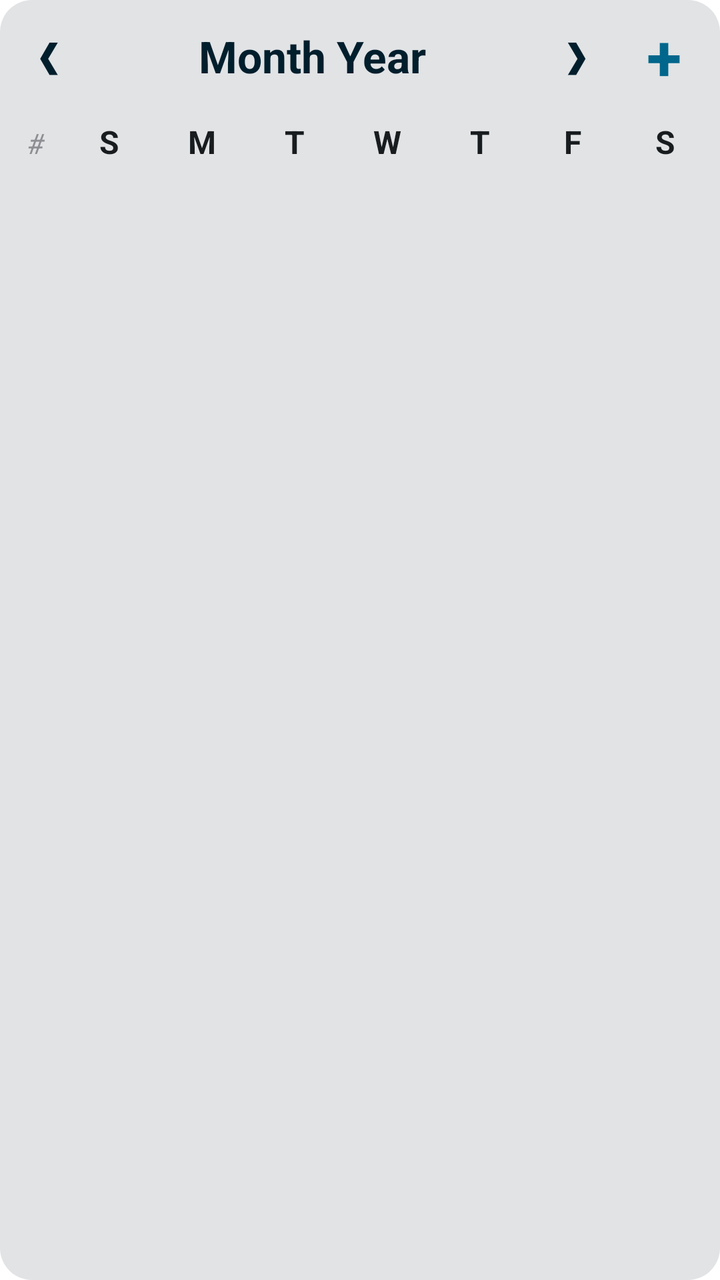
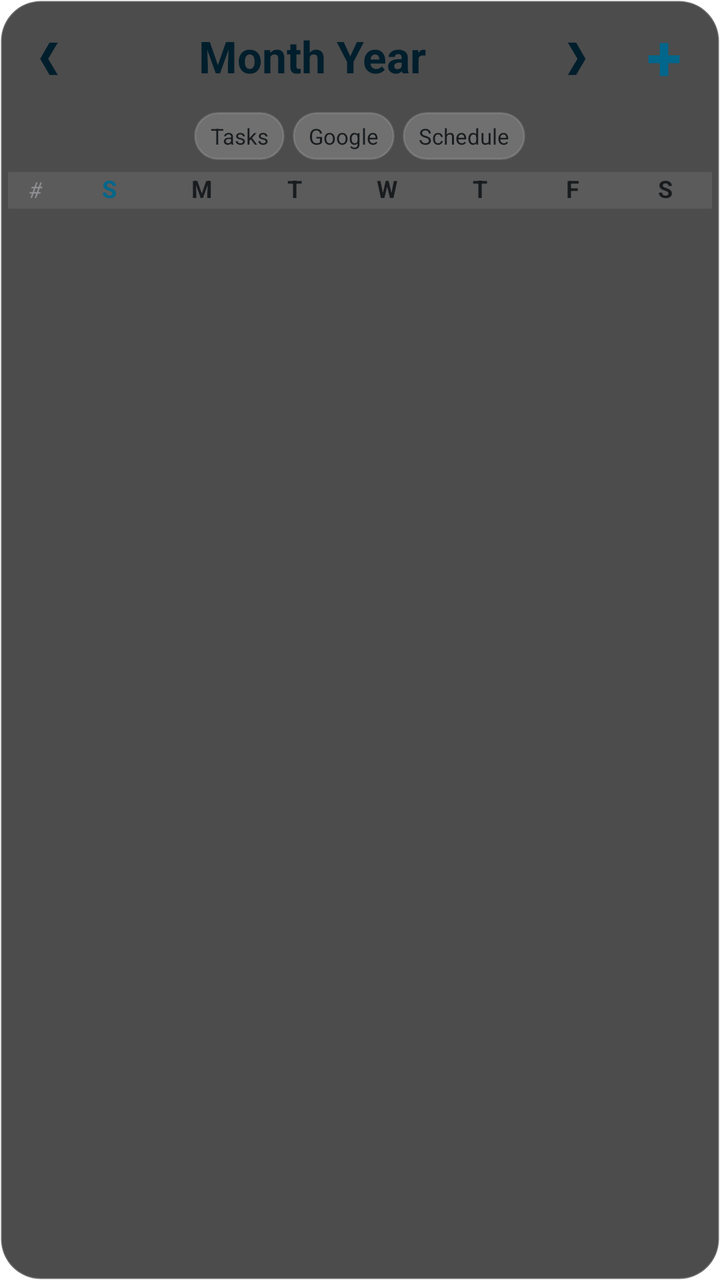

The first picture is an Android layout as it rendered before a commit; the second is the same layout after the commit. The layout source and the unified diff follow.
<!-- AndroidManifest.xml: fallback theme Theme.MaterialComponents.DayNight.NoActionBar -->
<!-- res/layout/widget_full_calendar_layout.xml -->
<?xml version="1.0" encoding="utf-8"?>
<RelativeLayout xmlns:android="http://schemas.android.com/apk/res/android"
    android:layout_width="match_parent"
    android:layout_height="match_parent"
    android:background="@drawable/widget_background"
    android:padding="4dp">

    
    <LinearLayout
        android:id="@+id/widget_full_calendar_header"
        android:layout_width="match_parent"
        android:layout_height="wrap_content"
        android:orientation="horizontal"
        android:gravity="center_vertical"
        android:paddingBottom="8dp">

        <TextView
            android:id="@+id/widget_full_calendar_prev"
            android:layout_width="40dp"
            android:layout_height="40dp"
            android:gravity="center"
            android:text="❮"
            android:textColor="@color/widget_title_text"
            android:textSize="18sp"
            android:textStyle="bold"
            android:background="?android:attr/selectableItemBackgroundBorderless" />

        <TextView
            android:id="@+id/widget_full_calendar_title"
            android:layout_width="0dp"
            android:layout_height="wrap_content"
            android:layout_weight="1"
            android:fontFamily="sans-serif-bold"
            android:gravity="center"
            android:text="Month Year"
            android:textColor="@color/widget_title_text"
            android:textSize="22sp"
            android:textStyle="bold" />

        <TextView
            android:id="@+id/widget_full_calendar_next"
            android:layout_width="40dp"
            android:layout_height="40dp"
            android:gravity="center"
            android:text="❯"
            android:textColor="@color/widget_title_text"
            android:textSize="18sp"
            android:textStyle="bold"
            android:background="?android:attr/selectableItemBackgroundBorderless" />

        <TextView
            android:id="@+id/widget_add_task_btn"
            android:layout_width="48dp"
            android:layout_height="48dp"
            android:gravity="center"
            android:text="+"
            android:textColor="@color/widget_primary"
            android:textSize="32sp"
            android:textStyle="bold"
            android:background="?android:attr/selectableItemBackgroundBorderless" />
    </LinearLayout>

    
    <LinearLayout
        android:id="@+id/widget_full_calendar_weekdays"
        android:layout_width="match_parent"
        android:layout_height="wrap_content"
        android:orientation="horizontal"
        android:layout_below="@id/widget_full_calendar_header"
        android:weightSum="7.6"
        android:paddingBottom="8dp">

        <TextView android:layout_width="0dp" android:layout_height="wrap_content" android:layout_weight="0.6" android:gravity="center" android:text="#" android:textSize="14sp" android:textColor="@color/widget_secondary_text" android:textStyle="italic"/>
        <TextView android:layout_width="0dp" android:layout_height="wrap_content" android:layout_weight="1" android:gravity="center" android:text="S" android:textSize="16sp" android:textColor="@color/widget_body_text" android:textStyle="bold" />
        <TextView android:layout_width="0dp" android:layout_height="wrap_content" android:layout_weight="1" android:gravity="center" android:text="M" android:textSize="16sp" android:textColor="@color/widget_body_text" android:textStyle="bold" />
        <TextView android:layout_width="0dp" android:layout_height="wrap_content" android:layout_weight="1" android:gravity="center" android:text="T" android:textSize="16sp" android:textColor="@color/widget_body_text" android:textStyle="bold" />
        <TextView android:layout_width="0dp" android:layout_height="wrap_content" android:layout_weight="1" android:gravity="center" android:text="W" android:textSize="16sp" android:textColor="@color/widget_body_text" android:textStyle="bold" />
        <TextView android:layout_width="0dp" android:layout_height="wrap_content" android:layout_weight="1" android:gravity="center" android:text="T" android:textSize="16sp" android:textColor="@color/widget_body_text" android:textStyle="bold" />
        <TextView android:layout_width="0dp" android:layout_height="wrap_content" android:layout_weight="1" android:gravity="center" android:text="F" android:textSize="16sp" android:textColor="@color/widget_body_text" android:textStyle="bold" />
        <TextView android:layout_width="0dp" android:layout_height="wrap_content" android:layout_weight="1" android:gravity="center" android:text="S" android:textSize="16sp" android:textColor="@color/widget_body_text" android:textStyle="bold" />
    </LinearLayout>

    
    <ListView
        android:id="@+id/widget_full_calendar_list"
        android:layout_width="match_parent"
        android:layout_height="match_parent"
        android:layout_below="@id/widget_full_calendar_weekdays"
        android:layout_alignParentBottom="true"
        android:divider="@null"
        android:dividerHeight="0dp" />

    <TextView
        android:id="@+id/empty_full_calendar_view"
        android:layout_width="match_parent"
        android:layout_height="match_parent"
        android:layout_below="@id/widget_full_calendar_weekdays"
        android:layout_alignParentBottom="true"
        android:gravity="center"
        android:text="No data available"
        android:textColor="@color/widget_body_text"
        android:visibility="gone" />

</RelativeLayout>
<!-- resources referenced by this layout -->
<resources>
  <color name="widget_body_text">#1C1C1E</color>
  <color name="widget_primary">#6C63FF</color>
  <color name="widget_secondary_text">#8E8E93</color>
  <color name="widget_title_text">#1C1C1E</color>
  <!-- drawable widget_background (drawable) -->
  <?xml version="1.0" encoding="utf-8"?>
  <shape xmlns:android="http://schemas.android.com/apk/res/android">
      <solid android:color="@color/widget_background_color" />
      <corners android:radius="16dp" />
  </shape>
  <color name="widget_background_color">#F8F9FA</color>
</resources>

<!-- the commit's change to res/layout/widget_full_calendar_layout.xml (unified diff, before → after) -->
@@ -12,7 +12,7 @@
         android:layout_height="wrap_content"
         android:orientation="horizontal"
         android:gravity="center_vertical"
-        android:paddingBottom="8dp">
+        android:paddingBottom="4dp">
 
         <TextView
             android:id="@+id/widget_full_calendar_prev"
@@ -23,6 +23,8 @@
             android:textColor="@color/widget_title_text"
             android:textSize="18sp"
             android:textStyle="bold"
+            android:clickable="true"
+            android:focusable="true"
             android:background="?android:attr/selectableItemBackgroundBorderless" />
 
         <TextView
@@ -46,6 +48,8 @@
             android:textColor="@color/widget_title_text"
             android:textSize="18sp"
             android:textStyle="bold"
+            android:clickable="true"
+            android:focusable="true"
             android:background="?android:attr/selectableItemBackgroundBorderless" />
 
         <TextView
@@ -62,22 +66,75 @@
 
     
     <LinearLayout
+        android:id="@+id/widget_full_calendar_filters"
+        android:layout_width="match_parent"
+        android:layout_height="wrap_content"
+        android:orientation="horizontal"
+        android:layout_below="@id/widget_full_calendar_header"
+        android:gravity="center"
+        android:paddingBottom="4dp">
+
+        <TextView
+            android:id="@+id/widget_filter_tasks"
+            android:layout_width="wrap_content"
+            android:layout_height="24dp"
+            android:paddingStart="8dp"
+            android:paddingEnd="8dp"
+            android:layout_marginEnd="4dp"
+            android:gravity="center"
+            android:text="Tasks"
+            android:textSize="11sp"
+            android:textColor="@color/widget_body_text"
+            android:background="@drawable/widget_filter_button_bg"
+            android:clickable="true" />
+
+        <TextView
+            android:id="@+id/widget_filter_google"
+            android:layout_width="wrap_content"
+            android:layout_height="24dp"
+            android:paddingStart="8dp"
+            android:paddingEnd="8dp"
+            android:layout_marginEnd="4dp"
+            android:gravity="center"
+            android:text="Google"
+            android:textSize="11sp"
+            android:textColor="@color/widget_body_text"
+            android:background="@drawable/widget_filter_button_bg"
+            android:clickable="true" />
+
+        <TextView
+            android:id="@+id/widget_filter_rocis"
+            android:layout_width="wrap_content"
+            android:layout_height="24dp"
+            android:paddingStart="8dp"
+            android:paddingEnd="8dp"
+            android:gravity="center"
+            android:text="Schedule"
+            android:textSize="11sp"
+            android:textColor="@color/widget_body_text"
+            android:background="@drawable/widget_filter_button_bg"
+            android:clickable="true" />
+    </LinearLayout>
+
+    <LinearLayout
         android:id="@+id/widget_full_calendar_weekdays"
         android:layout_width="match_parent"
         android:layout_height="wrap_content"
         android:orientation="horizontal"
-        android:layout_below="@id/widget_full_calendar_header"
+        android:layout_below="@id/widget_full_calendar_filters"
         android:weightSum="7.6"
-        android:paddingBottom="8dp">
+        android:paddingBottom="2dp"
+        android:layout_marginTop="2dp"
+        android:background="#15FFFFFF">
 
-        <TextView android:layout_width="0dp" android:layout_height="wrap_content" android:layout_weight="0.6" android:gravity="center" android:text="#" android:textSize="14sp" android:textColor="@color/widget_secondary_text" android:textStyle="italic"/>
-        <TextView android:layout_width="0dp" android:layout_height="wrap_content" android:layout_weight="1" android:gravity="center" android:text="S" android:textSize="16sp" android:textColor="@color/widget_body_text" android:textStyle="bold" />
-        <TextView android:layout_width="0dp" android:layout_height="wrap_content" android:layout_weight="1" android:gravity="center" android:text="M" android:textSize="16sp" android:textColor="@color/widget_body_text" android:textStyle="bold" />
-        <TextView android:layout_width="0dp" android:layout_height="wrap_content" android:layout_weight="1" android:gravity="center" android:text="T" android:textSize="16sp" android:textColor="@color/widget_body_text" android:textStyle="bold" />
-        <TextView android:layout_width="0dp" android:layout_height="wrap_content" android:layout_weight="1" android:gravity="center" android:text="W" android:textSize="16sp" android:textColor="@color/widget_body_text" android:textStyle="bold" />
-        <TextView android:layout_width="0dp" android:layout_height="wrap_content" android:layout_weight="1" android:gravity="center" android:text="T" android:textSize="16sp" android:textColor="@color/widget_body_text" android:textStyle="bold" />
-        <TextView android:layout_width="0dp" android:layout_height="wrap_content" android:layout_weight="1" android:gravity="center" android:text="F" android:textSize="16sp" android:textColor="@color/widget_body_text" android:textStyle="bold" />
-        <TextView android:layout_width="0dp" android:layout_height="wrap_content" android:layout_weight="1" android:gravity="center" android:text="S" android:textSize="16sp" android:textColor="@color/widget_body_text" android:textStyle="bold" />
+        <TextView android:layout_width="0dp" android:layout_height="wrap_content" android:layout_weight="0.6" android:gravity="center" android:text="#" android:textSize="11sp" android:textColor="@color/widget_secondary_text" android:textStyle="italic"/>
+        <TextView android:layout_width="0dp" android:layout_height="wrap_content" android:layout_weight="1" android:gravity="center" android:text="S" android:textSize="12sp" android:textColor="@color/widget_primary" android:textStyle="bold" />
+        <TextView android:layout_width="0dp" android:layout_height="wrap_content" android:layout_weight="1" android:gravity="center" android:text="M" android:textSize="12sp" android:textColor="@color/widget_body_text" android:textStyle="bold" />
+        <TextView android:layout_width="0dp" android:layout_height="wrap_content" android:layout_weight="1" android:gravity="center" android:text="T" android:textSize="12sp" android:textColor="@color/widget_body_text" android:textStyle="bold" />
+        <TextView android:layout_width="0dp" android:layout_height="wrap_content" android:layout_weight="1" android:gravity="center" android:text="W" android:textSize="12sp" android:textColor="@color/widget_body_text" android:textStyle="bold" />
+        <TextView android:layout_width="0dp" android:layout_height="wrap_content" android:layout_weight="1" android:gravity="center" android:text="T" android:textSize="12sp" android:textColor="@color/widget_body_text" android:textStyle="bold" />
+        <TextView android:layout_width="0dp" android:layout_height="wrap_content" android:layout_weight="1" android:gravity="center" android:text="F" android:textSize="12sp" android:textColor="@color/widget_body_text" android:textStyle="bold" />
+        <TextView android:layout_width="0dp" android:layout_height="wrap_content" android:layout_weight="1" android:gravity="center" android:text="S" android:textSize="12sp" android:textColor="@color/widget_body_text" android:textStyle="bold" />
     </LinearLayout>
 
     
<!-- resource entries referenced after the edit -->
@@ -7,9 +7,16 @@
   <!-- drawable widget_background (drawable) -->
   <?xml version="1.0" encoding="utf-8"?>
   <shape xmlns:android="http://schemas.android.com/apk/res/android">
-      <solid android:color="@color/widget_background_color" />
-      <corners android:radius="16dp" />
+      <solid android:color="#B3000000" />
+      <stroke android:width="1dp" android:color="#33FFFFFF" />
+      <corners android:radius="20dp" />
   </shape>
-  <color name="widget_background_color">#F8F9FA</color>
+  <!-- drawable widget_filter_button_bg (drawable) -->
+  <?xml version="1.0" encoding="utf-8"?>
+  <shape xmlns:android="http://schemas.android.com/apk/res/android">
+      <solid android:color="#33FFFFFF" />
+      <stroke android:width="1dp" android:color="#20FFFFFF" />
+      <corners android:radius="14dp" />
+  </shape>
 </resources>
 
